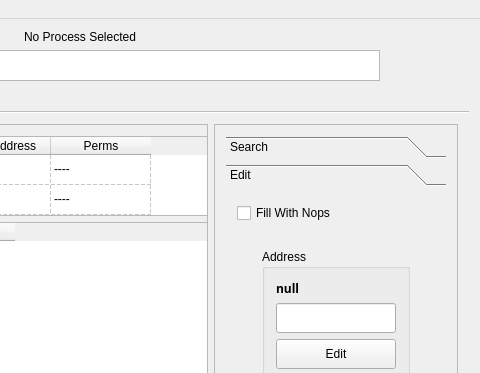
Qt form src/gui/mainwindow.ui (mentebinaria/maProc) before a commit; both pictures show x 320 to 800 and y 0 to 373 of the 800 by 672 pixel window.
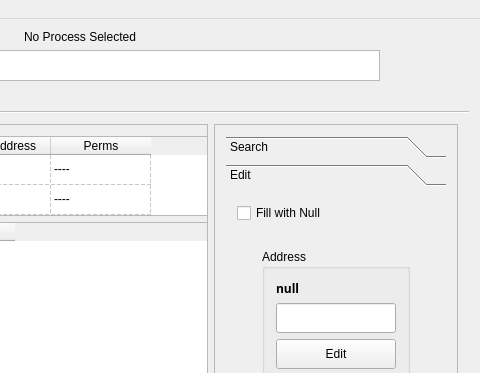
The same form after that commit. The open tabs and pages were chosen to show the change.

Commit message: [UPD] implementation Fill with Null

The edit to the form file:
```diff
--- a/src/gui/mainwindow.ui
+++ b/src/gui/mainwindow.ui
@@ -523,7 +523,7 @@
                 <item row="0" column="0">
                  <widget class="QCheckBox" name="fillNopsCheck">
                   <property name="text">
-                   <string>Fill With Nops</string>
+                   <string>Fill with Null</string>
                   </property>
                  </widget>
                 </item>
```
Left out of the diff: 4 changed lines with no effect on the pictures. The commit also changes 3 other files.
